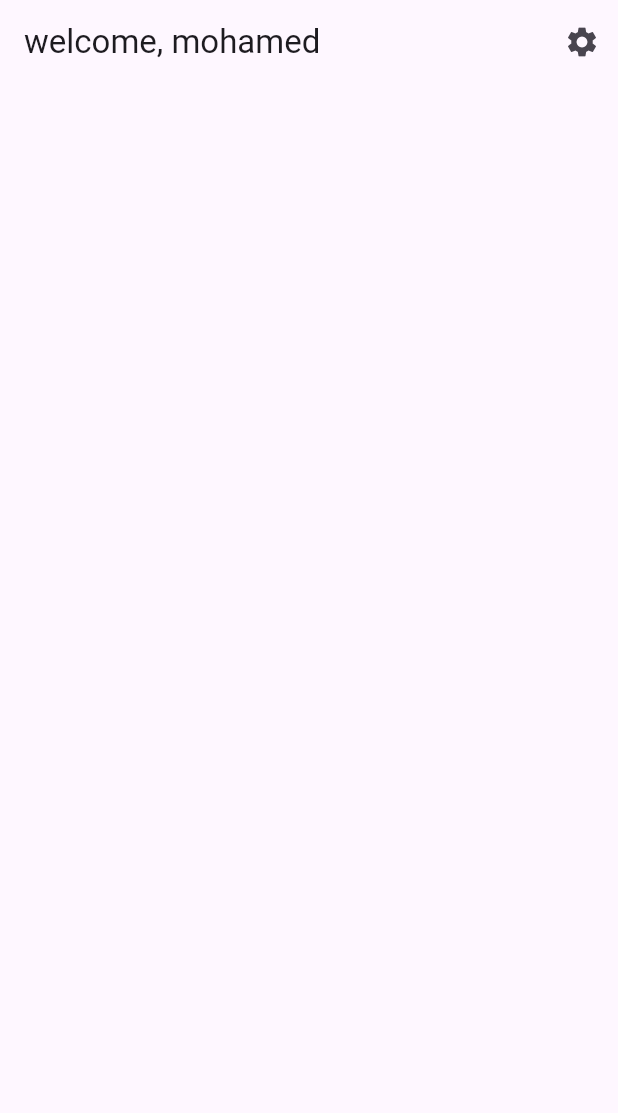
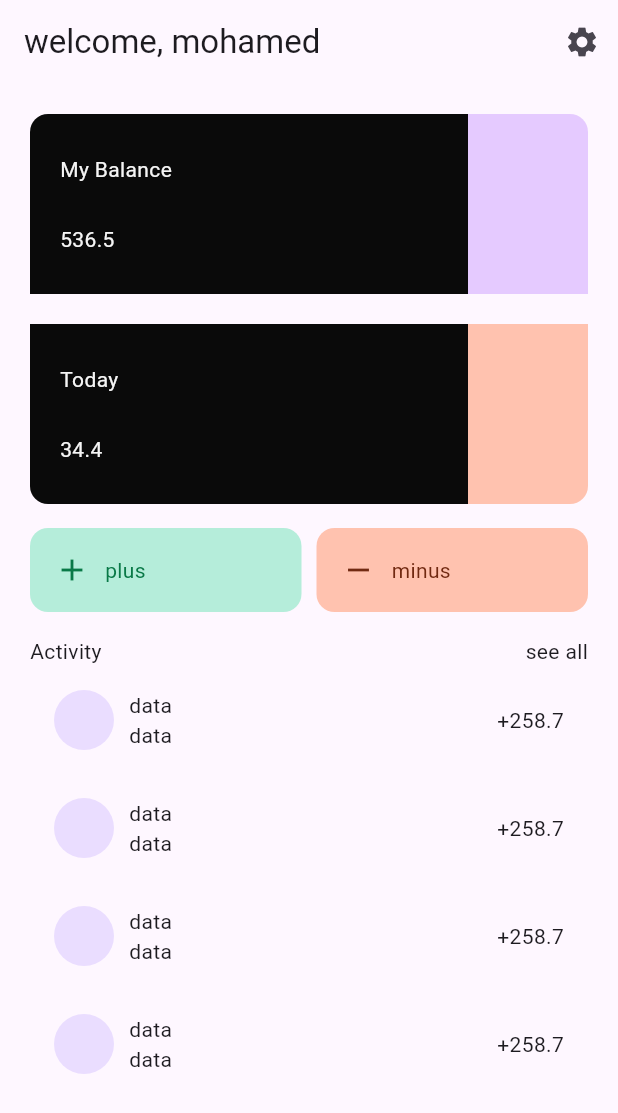
Before and after one commit to MeDoRa0/finance_app, a Flutter app: the screen it shows after launch, on a phone screen of 412 x 824 dp. Shown: the top 1113 px of the screen. Run offline on Flutter 3.47's test engine with Material 3 defaults, Android fonts, the phone set to English and light mode, and no system bars; our stand-ins replace flutter_svg.

Commit message:
create widgets on home screen

```diff
--- a/lib/main.dart
+++ b/lib/main.dart
@@ -1,5 +1,3 @@
-import 'package:finance_app/pages/home.dart';
-import 'package:finance_app/pages/on_boarding.dart';
 import 'package:finance_app/pages/splash.dart';
 import 'package:flutter/material.dart';
 
@@ -13,7 +11,7 @@ class Finance_app extends StatelessWidget {
   // This widget is the root of your application.
   @override
   Widget build(BuildContext context) {
-    return MaterialApp(
+    return const MaterialApp(
       debugShowCheckedModeBanner: false,
       title: 'Flutter Demo',
       home: SplashScreen(),
--- a/lib/pages/home.dart
+++ b/lib/pages/home.dart
@@ -1,3 +1,8 @@
+import 'package:finance_app/styles/colors.dart';
+import 'package:finance_app/widgets/add_minus_button.dart';
+import 'package:finance_app/widgets/add_minus_widget.dart';
+import 'package:finance_app/widgets/my_balance.dart';
+import 'package:finance_app/widgets/today.dart';
 import 'package:flutter/material.dart';
 
 class HomePage extends StatefulWidget {
@@ -12,8 +17,68 @@ class _HomePageState extends State<HomePage> {
   Widget build(BuildContext context) {
     return Scaffold(
       appBar: AppBar(
-        title: Text('welcome, mohamed'),
-        actions: [IconButton(onPressed: () {}, icon: Icon(Icons.settings))],
+        title: const Text('welcome, mohamed'),
+        actions: [
+          IconButton(onPressed: () {}, icon: const Icon(Icons.settings))
+        ],
+      ),
+      body: Padding(
+        padding: const EdgeInsets.all(20),
+        child: Column(
+          children: [
+            const MyBalance(),
+            const SizedBox(
+              height: 20,
+            ),
+            const TodayBox(),
+            const SizedBox(
+              height: 16,
+            ),
+            AddMinusWidget(),
+            SizedBox(
+              height: 16,
+            ),
+            Row(
+              children: [
+                Text('Activity'),
+                Spacer(),
+                GestureDetector(
+                  onTap: () {},
+                  child: Text('see all'),
+                ),
+              ],
+            ),
+            Expanded(
+                child: ListView.builder(
+              itemCount: 4,
+              itemBuilder: (context, index) {
+                return Padding(
+                  padding: const EdgeInsets.all(8.0),
+                  child: Container(
+                    padding: EdgeInsets.all(8),
+                    child: Row(
+                      children: [
+                        CircleAvatar(),
+                        SizedBox(
+                          width: 10,
+                        ),
+                        Column(
+                          children: [
+                            Text('data'),
+                            Text('data'),
+                          ],
+                        ),
+                        Spacer(),
+                        Text('+'),
+                        Text('258.7')
+                      ],
+                    ),
+                  ),
+                );
+              },
+            ))
+          ],
+        ),
       ),
     );
   }
--- /dev/null
+++ b/lib/widgets/add_minus_button.dart
@@ -0,0 +1,45 @@
+import 'package:flutter/material.dart';
+
+class AddMinusButton extends StatelessWidget {
+  const AddMinusButton({
+    super.key,
+    required this.text,
+    required this.icon,
+    required this.iconColor,
+    required this.textColor,
+    required this.color,
+  });
+  final String text;
+  final IconData icon;
+  final Color iconColor;
+  final Color textColor;
+  final Color color;
+
+  @override
+  Widget build(BuildContext context) {
+    return Expanded(
+      child: Container(
+        padding: const EdgeInsets.all(16),
+        decoration: BoxDecoration(
+          color: color,
+          borderRadius: BorderRadius.circular(12),
+        ),
+        child: Row(
+          children: [
+            Icon(
+              icon,
+              color: iconColor,
+            ),
+            const SizedBox(
+              width: 10,
+            ),
+            Text(
+              text,
+              style: TextStyle(color: textColor),
+            ),
+          ],
+        ),
+      ),
+    );
+  }
+}
--- /dev/null
+++ b/lib/widgets/add_minus_widget.dart
@@ -0,0 +1,32 @@
+import 'package:finance_app/styles/colors.dart';
+import 'package:finance_app/widgets/add_minus_button.dart';
+import 'package:flutter/material.dart';
+
+class AddMinusWidget extends StatelessWidget {
+  const AddMinusWidget({
+    super.key,
+  });
+
+  @override
+  Widget build(BuildContext context) {
+    return Row(
+      children: [
+        AddMinusButton(
+            text: 'plus',
+            icon: Icons.add,
+            iconColor: kPrimaryGreen,
+            textColor: kPrimaryGreen,
+            color: kSecondaryGreen),
+        const SizedBox(
+          width: 10,
+        ),
+        AddMinusButton(
+            text: 'minus',
+            icon: Icons.remove,
+            iconColor: kPrimaryRed,
+            textColor: kPrimaryRed,
+            color: kSecondaryRed),
+      ],
+    );
+  }
+}
--- /dev/null
+++ b/lib/widgets/my_balance.dart
@@ -0,0 +1,50 @@
+import 'package:finance_app/styles/colors.dart';
+import 'package:flutter/material.dart';
+
+class MyBalance extends StatelessWidget {
+  const MyBalance({
+    super.key,
+  });
+
+  @override
+  Widget build(BuildContext context) {
+    return SizedBox(
+      height: 120,
+      child: Row(
+        children: [
+          Expanded(
+            child: Container(
+              padding: EdgeInsets.only(left: 20),
+              decoration: BoxDecoration(
+                color: kBlackColor,
+                borderRadius: BorderRadius.only(
+                  topLeft: Radius.circular(12),
+                ),
+              ),
+              child: Column(
+                crossAxisAlignment: CrossAxisAlignment.start,
+                mainAxisAlignment: MainAxisAlignment.spaceEvenly,
+                children: [
+                  Text(
+                    'My Balance',
+                    style: TextStyle(color: kWhiteColor),
+                  ),
+                  Text('536.5', style: TextStyle(color: kWhiteColor)),
+                ],
+              ),
+            ),
+          ),
+          Container(
+            width: 80,
+            decoration: BoxDecoration(
+              color: kSecondaryPurple,
+              borderRadius: BorderRadius.only(
+                topRight: Radius.circular(12),
+              ),
+            ),
+          ),
+        ],
+      ),
+    );
+  }
+}
--- /dev/null
+++ b/lib/widgets/today.dart
@@ -0,0 +1,50 @@
+import 'package:finance_app/styles/colors.dart';
+import 'package:flutter/material.dart';
+
+class TodayBox extends StatelessWidget {
+  const TodayBox({
+    super.key,
+  });
+
+  @override
+  Widget build(BuildContext context) {
+    return SizedBox(
+      height: 120,
+      child: Row(
+        children: [
+          Expanded(
+            child: Container(
+              padding: EdgeInsets.only(left: 20),
+              decoration: BoxDecoration(
+                color: kBlackColor,
+                borderRadius: BorderRadius.only(
+                  bottomLeft: Radius.circular(12),
+                ),
+              ),
+              child: Column(
+                crossAxisAlignment: CrossAxisAlignment.start,
+                mainAxisAlignment: MainAxisAlignment.spaceEvenly,
+                children: [
+                  Text(
+                    'Today',
+                    style: TextStyle(color: kWhiteColor),
+                  ),
+                  Text('34.4', style: TextStyle(color: kWhiteColor)),
+                ],
+              ),
+            ),
+          ),
+          Container(
+            width: 80,
+            decoration: BoxDecoration(
+              color: kSecondaryRed,
+              borderRadius: BorderRadius.only(
+                bottomRight: Radius.circular(12),
+              ),
+            ),
+          ),
+        ],
+      ),
+    );
+  }
+}
```
